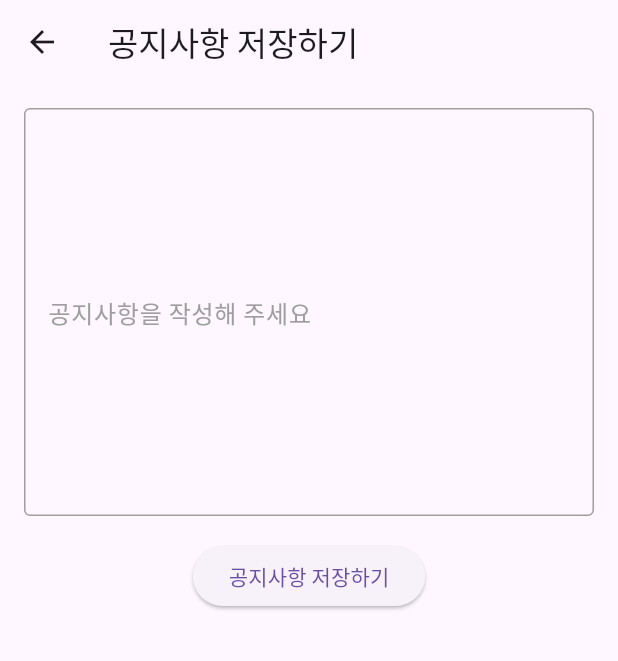
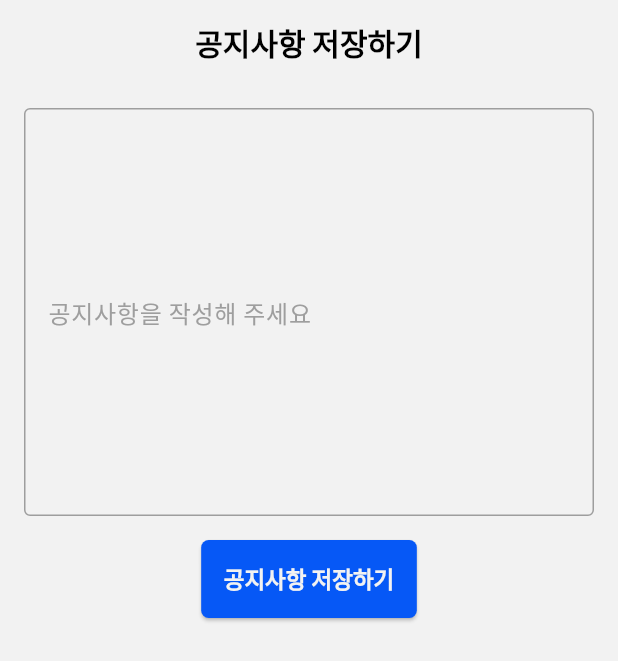
Before and after one commit to YoonjeongYoo/Capstone-EasyBudget, a Flutter app: the AnnouncementForm widget shown alone on an empty page, opened directly, on a phone screen of 412 x 824 dp. Shown: the top 661 px of the screen. Run offline on Flutter 3.47's test engine with Material 3 defaults, Android fonts, the phone set to English and light mode, and no system bars; our stand-ins replace cloud_firestore, drift, firebase_core, fl_chart, getwidget, image_picker and 2 more; accounts and stored records are empty.

Commit message:
ui 픽셀 깨지는 부분 수정

```diff
--- a/lib/screen/announcement_write_screen.dart
+++ b/lib/screen/announcement_write_screen.dart
@@ -1,3 +1,6 @@
+import 'package:easybudget/constant/color.dart';
+import 'package:easybudget/layout/appbar_layout.dart';
+import 'package:easybudget/layout/default_layout.dart';
 import 'package:flutter/material.dart';
 import 'package:cloud_firestore/cloud_firestore.dart';
 
@@ -26,8 +29,12 @@ class _AnnouncementFormState extends State<AnnouncementForm> {
 
   @override
   Widget build(BuildContext context) {
-    return Scaffold(
-      appBar: AppBar(title: Text('공지사항 저장하기')),
+    return DefaultLayout(
+      appbar: AppbarLayout(
+        title: '공지사항 저장하기',
+        back: true,
+        action: [],
+      ),
       body: Padding(
         padding: const EdgeInsets.all(16.0),
         child: Column(
@@ -44,6 +51,19 @@ class _AnnouncementFormState extends State<AnnouncementForm> {
             ElevatedButton(
               onPressed: _saveAnnouncement,
               child: Text('공지사항 저장하기'),
+              style: ElevatedButton.styleFrom(
+                backgroundColor: blueColor,
+                foregroundColor: primaryColor,
+                textStyle: TextStyle(
+                    fontSize: 15,
+                    fontWeight: FontWeight.w600,
+                    fontFamily: 'NotoSansKR'
+                ),
+                shape: RoundedRectangleBorder(
+                  borderRadius: BorderRadius.circular(5), // 버튼을 조금 더 각지게 만듦
+                ),
+                padding: EdgeInsets.all(15), // 높이를 5씩 늘림
+              ),
             ),
           ],
         ),
--- a/lib/screen/mainhome_screen.dart
+++ b/lib/screen/mainhome_screen.dart
@@ -1,4 +1,5 @@
 import 'package:cloud_firestore/cloud_firestore.dart';
+import 'package:easybudget/constant/color.dart';
 import 'package:easybudget/layout/appbar_layout.dart';
 import 'package:easybudget/layout/default_layout.dart';
 import 'package:easybudget/screen/mypage_screen.dart';
@@ -140,7 +141,7 @@ class _AnnouncementBox extends StatelessWidget {
                                   child: Text(
                                     '닫기',
                                     style: TextStyle(
-                                      color: Colors.black,
+                                      color: blueColor,
                                     ),
                                   ),
                                   onPressed: () {
```
Also changed, not shown: lib/screen/space_management_screen.dart (+9 -8 lines).
